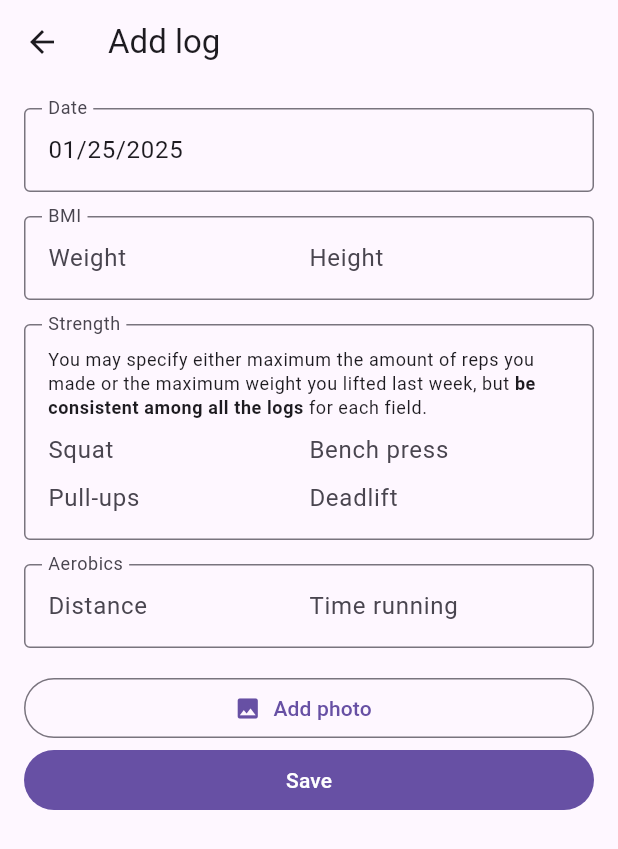
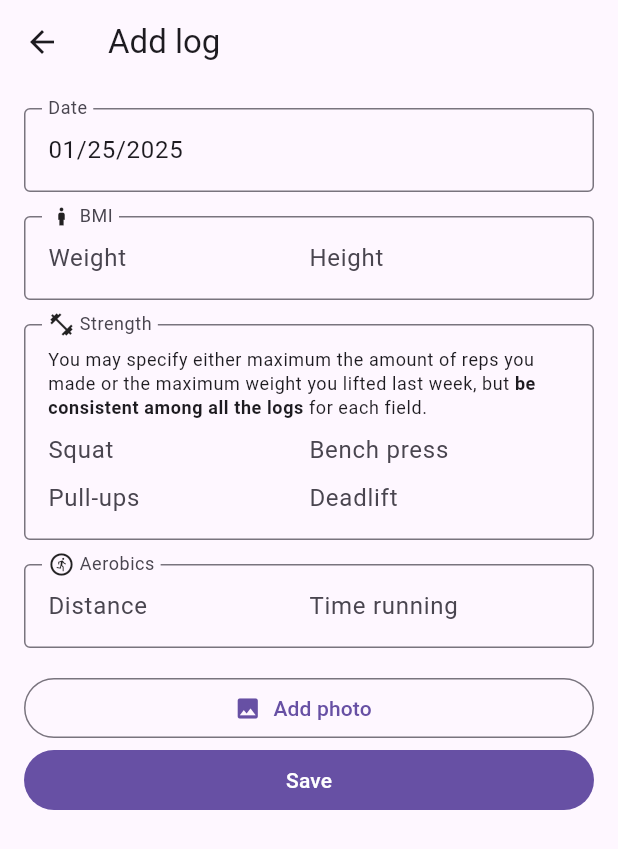
Before and after one commit to nicopujia/ravifi, a Flutter app: the AddLogView screen opened directly, on a phone screen of 412 x 824 dp. Shown: the top 849 px of the screen. Run offline on Flutter 3.47's test engine with Material 3 defaults, Android fonts, the phone set to English and light mode, and no system bars; our stand-ins replace get, sqflite, sqflite_common, supabase_flutter; missing offline and left inert: brick_core, brick_offline_first, brick_offline_first_with_supabase, brick_sqlite, brick_supabase; accounts and stored records are empty; statements that could not run were skipped.

Commit message:
feat(logs): add icons to fieldsets

```diff
--- a/lib/features/logs/add_log.view.dart
+++ b/lib/features/logs/add_log.view.dart
@@ -21,7 +21,8 @@ class AddLogView extends StatelessWidget {
             DateField(),
             SizedBox(height: 16),
             FormFieldSet(
-              label: Text('BMI'),
+              labelText: 'BMI',
+              icon: Icons.boy,
               children: [
                 Row(
                   children: [
@@ -33,7 +34,8 @@ class AddLogView extends StatelessWidget {
             ),
             SizedBox(height: 16),
             FormFieldSet(
-              label: Text('Strength'),
+              labelText: 'Strength',
+              icon: Icons.fitness_center,
               children: [
                 StrengthFieldSetHint(),
                 Row(
@@ -52,7 +54,8 @@ class AddLogView extends StatelessWidget {
             ),
             SizedBox(height: 16),
             FormFieldSet(
-              label: Text('Aerobics'),
+              labelText: 'Aerobics',
+              icon: Icons.run_circle_outlined,
               children: [
                 Row(
                   children: [
@@ -242,15 +245,31 @@ class WeightField extends StatelessWidget {
 }
 
 class FormFieldSet extends StatelessWidget {
-  const FormFieldSet({super.key, this.children = const [], this.label});
+  const FormFieldSet({
+    super.key,
+    required this.labelText,
+    this.icon,
+    this.children = const [],
+  });
 
+  final String labelText;
+  final IconData? icon;
   final List<Widget> children;
-  final Widget? label;
 
   @override
   Widget build(BuildContext context) {
     return InputDecorator(
-      decoration: InputDecoration(border: OutlineInputBorder(), label: label),
+      decoration: InputDecoration(
+        border: OutlineInputBorder(),
+        label: Row(
+          mainAxisSize: MainAxisSize.min,
+          children: [
+            if (icon != null) Icon(icon),
+            SizedBox(width: 4),
+            Text(labelText),
+          ],
+        ),
+      ),
       child: Column(
         mainAxisSize: MainAxisSize.min,
         spacing: 8,
```
